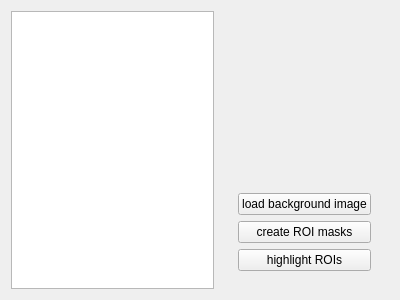
First picture: the form in base-ROI-picker.ui, repository plsm/assisi-ROI-picker, before the edit.
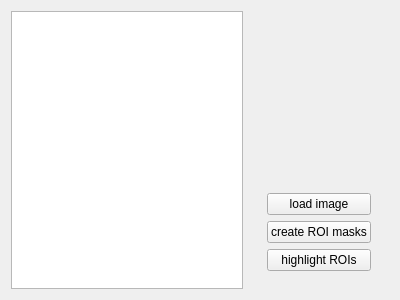
Second picture: the form after the edit.

Commit message: Renamed the functionality "load background image" to "load image".

```diff
--- a/base-ROI-picker.ui
+++ b/base-ROI-picker.ui
@@ -76,7 +76,7 @@
          <item>
           <widget class="QPushButton" name="loadBackgroundImagePushButton">
            <property name="text">
-            <string>load background image</string>
+            <string>load image</string>
            </property>
           </widget>
          </item>
```
Left out of the diff: 36 changed lines with no effect on the pictures. The commit also changes 2 other files.
